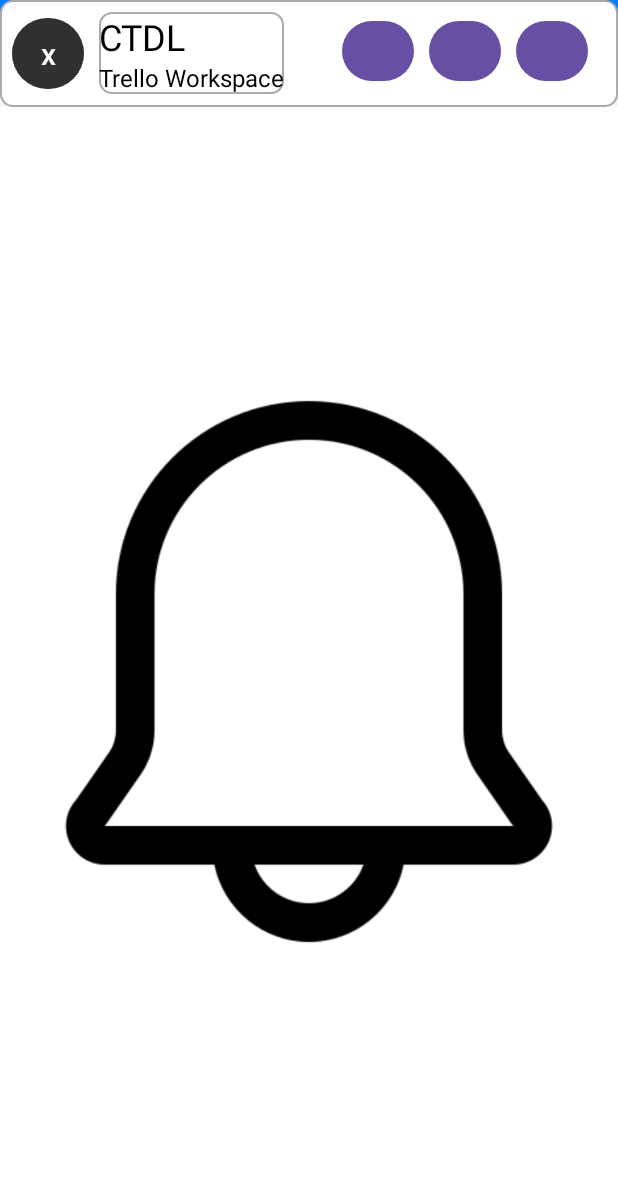
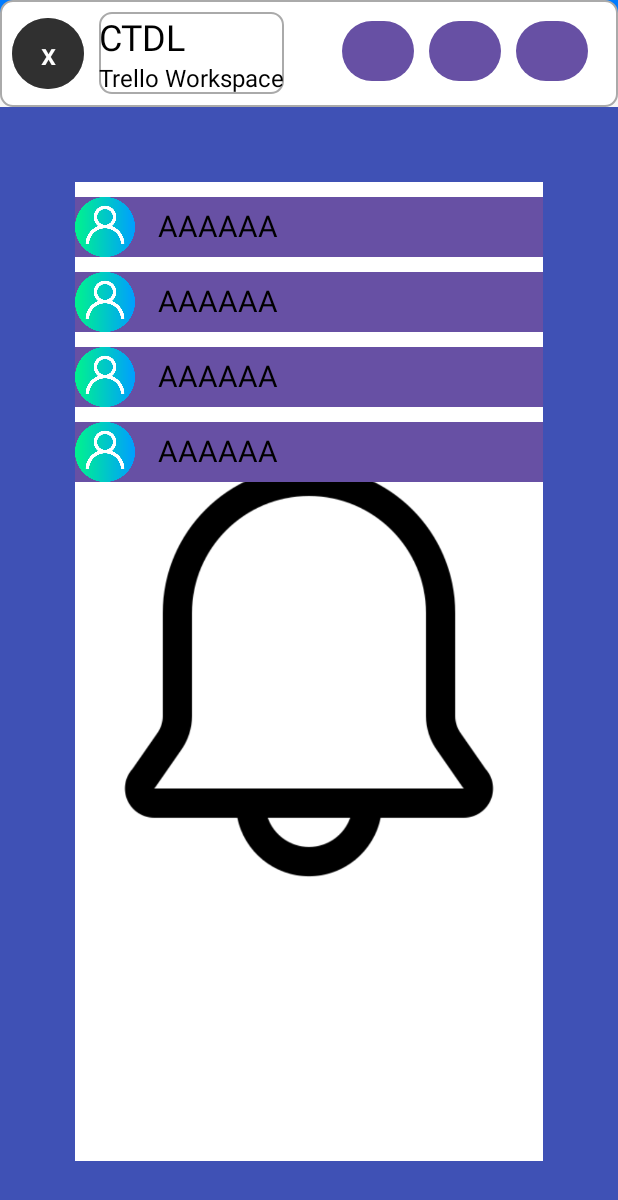
Before and after one commit to vietunitydev/-OOP-PTIT---QLDA, an Android app: the HomeActivity screen opened directly, with no data from a screen before it, after a tap on "CTDL", on a phone screen of 412 x 824 dp. Shown: the top 1200 px of the screen. Run offline under Robolectric (Android 15) with nearby library versions, the phone set to English and light mode, and no system bars.

Commit message:
- change other adapter

```diff
--- /dev/null
+++ b/app/src/main/java/com/example/qlda/home/WorkListAdapter.java
@@ -0,0 +1,49 @@
+package com.example.qlda.home;
+
+import android.view.LayoutInflater;
+import android.view.View;
+import android.view.ViewGroup;
+import android.widget.ImageView;
+
+import androidx.annotation.NonNull;
+import androidx.recyclerview.widget.RecyclerView;
+
+import com.example.qlda.R;
+
+import java.util.List;
+
+public class WorkListAdapter extends RecyclerView.Adapter<WorkListAdapter.ListWorkHolder>{
+
+    private final List<Integer> imageList;
+
+    public WorkListAdapter(List<Integer> imageList) {
+        this.imageList = imageList;
+    }
+
+    @NonNull
+    @Override
+    public ListWorkHolder onCreateViewHolder(@NonNull ViewGroup parent, int viewType) {
+        View view = LayoutInflater.from(parent.getContext())
+                .inflate(R.layout.item_work_list, parent, false);
+        return new WorkListAdapter.ListWorkHolder(view);
+    }
+
+    @Override
+    public void onBindViewHolder(@NonNull ListWorkHolder holder, int position) {
+        holder.imageView.setImageResource(imageList.get(position));
+    }
+
+    @Override
+    public int getItemCount() {
+        return imageList.size();
+    }
+
+    public static class ListWorkHolder extends RecyclerView.ViewHolder {
+
+        final ImageView imageView;
+        public ListWorkHolder(@NonNull View itemView) {
+            super(itemView);
+            this.imageView = itemView.findViewById(R.id.imageView);
+        }
+    }
+}
--- a/app/src/main/java/com/example/qlda/home/WorkSpaceFragment.java
+++ b/app/src/main/java/com/example/qlda/home/WorkSpaceFragment.java
@@ -54,9 +54,12 @@ public class WorkSpaceFragment extends Fragment {
     }
 
     private void setupViewPager(View view) {
+
+        // container chứa view của các page mình cần show
         ViewPager2 viewPager = view.findViewById(R.id.viewPager);
+
         List<Integer> imageList = Arrays.asList(R.drawable.ic_bell, R.drawable.ic_card, R.drawable.ic_table);
-        ImagePagerAdapter adapter = new ImagePagerAdapter(imageList);
+        WorkListAdapter adapter = new WorkListAdapter(imageList);
         viewPager.setAdapter(adapter);
 
         Button backButton = view.findViewById(R.id.backButton);
--- a/app/src/main/res/layout/fragment_content.xml
+++ /dev/null
@@ -1,17 +0,0 @@
-<?xml version="1.0" encoding="utf-8"?>
-<LinearLayout xmlns:android="http://schemas.android.com/apk/res/android"
-    android:layout_width="match_parent"
-    android:layout_height="match_parent"
-    android:orientation="vertical"
-    android:padding="16dp">
-
-    <TextView
-        android:id="@+id/textViewTitle"
-        android:layout_width="match_parent"
-        android:layout_height="wrap_content"
-        android:text="Content Title"
-        android:textSize="24sp" />
-
-    <!-- Add more UI elements if necessary -->
-
-</LinearLayout>
--- /dev/null
+++ b/app/src/main/res/layout/item_work_list.xml
@@ -0,0 +1,40 @@
+<?xml version="1.0" encoding="utf-8"?>
+<FrameLayout xmlns:android="http://schemas.android.com/apk/res/android"
+    android:layout_width="match_parent"
+    android:layout_height="match_parent">
+
+    <ImageView
+        android:id="@+id/wl_background"
+        android:layout_width="match_parent"
+        android:layout_height="match_parent"
+        android:background="@color/blue"/>
+
+    <FrameLayout
+        android:layout_width="match_parent"
+        android:layout_height="match_parent"
+        android:layout_margin="50dp">
+
+        <ImageView
+            android:id="@+id/imageView"
+            android:layout_width="match_parent"
+            android:layout_height="match_parent"
+            android:background="@color/white"
+            android:scaleType="fitCenter"/>
+
+        <LinearLayout
+            android:layout_width="match_parent"
+            android:layout_height="wrap_content"
+            android:orientation="vertical">
+
+            <include
+                layout="@layout/element_user" />
+            <include
+                layout="@layout/element_user" />
+            <include
+                layout="@layout/element_user" />
+            <include
+                layout="@layout/element_user" />
+
+        </LinearLayout>
+    </FrameLayout>
+</FrameLayout>
--- a/app/src/main/res/values/colors.xml
+++ b/app/src/main/res/values/colors.xml
@@ -6,4 +6,5 @@
     <color name="purple">#8E24AA</color>
     <color name="pink">#D81B60</color>
     <color name="deep_purple">#5E35B1</color>
+    <color name="brow">#7a7a7a</color>
 </resources>
```
